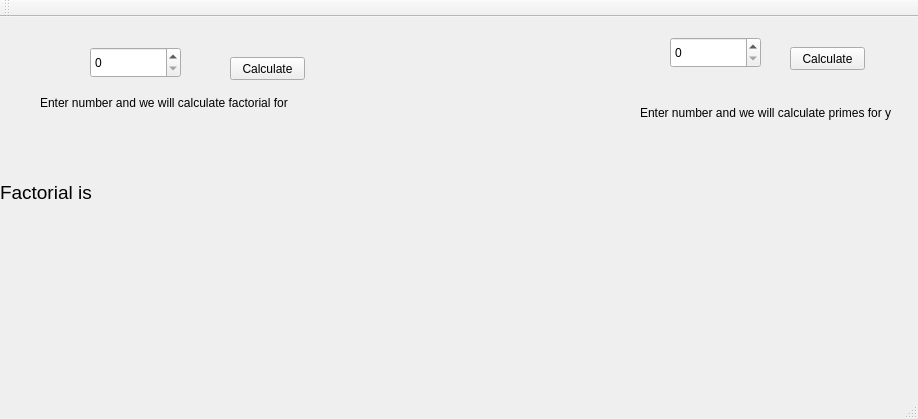
Before: the Qt Designer form mainwindow.ui in gaboe/facerat, drawn with Qt 5.
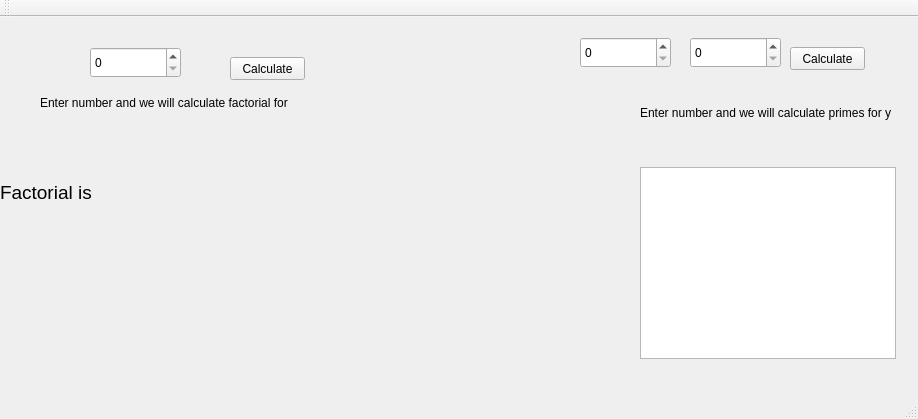
After: the same form once the commit is applied.

Commit message: add listview to era

```diff
--- a/mainwindow.ui
+++ b/mainwindow.ui
@@ -74,7 +74,7 @@
    <widget class="QSpinBox" name="eraInput">
     <property name="geometry">
      <rect>
-      <x>670</x>
+      <x>690</x>
       <y>20</y>
       <width>91</width>
       <height>31</height>
@@ -110,6 +110,29 @@
      <string>Enter number and we will calculate primes for you</string>
     </property>
    </widget>
+   <widget class="QSpinBox" name="eraInputLower">
+    <property name="geometry">
+     <rect>
+      <x>580</x>
+      <y>20</y>
+      <width>91</width>
+      <height>31</height>
+     </rect>
+    </property>
+    <property name="maximum">
+     <number>800000000</number>
+    </property>
+   </widget>
+   <widget class="QListWidget" name="listWidget">
+    <property name="geometry">
+     <rect>
+      <x>640</x>
+      <y>150</y>
+      <width>256</width>
+      <height>192</height>
+     </rect>
+    </property>
+   </widget>
   </widget>
   <widget class="QToolBar" name="mainToolBar">
    <attribute name="toolBarArea">
```
Left out of the diff: 2 changed lines with no effect on the pictures. The commit also changes 2 other files.
